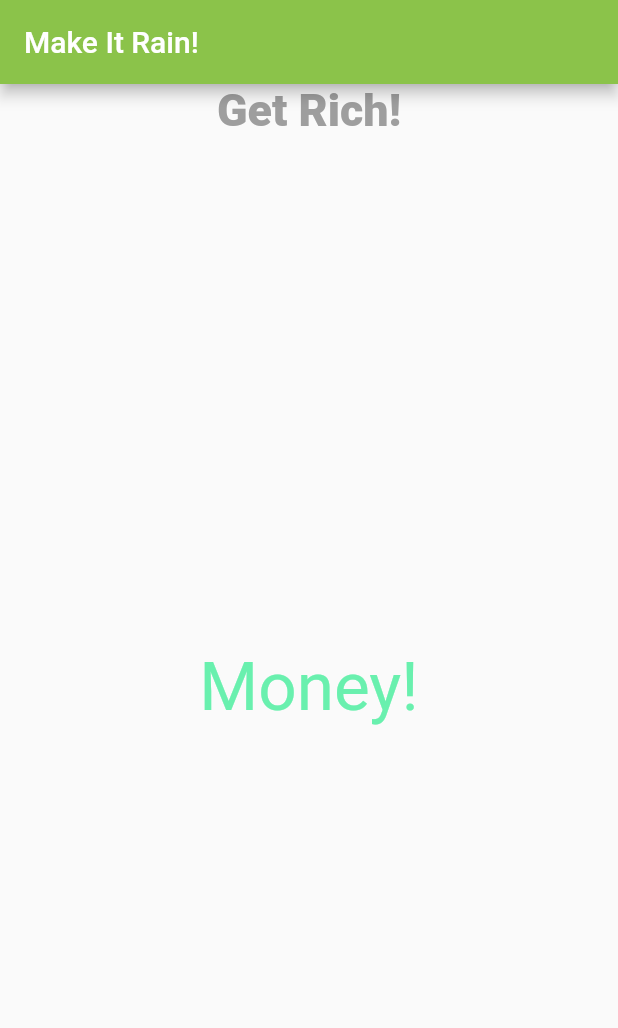
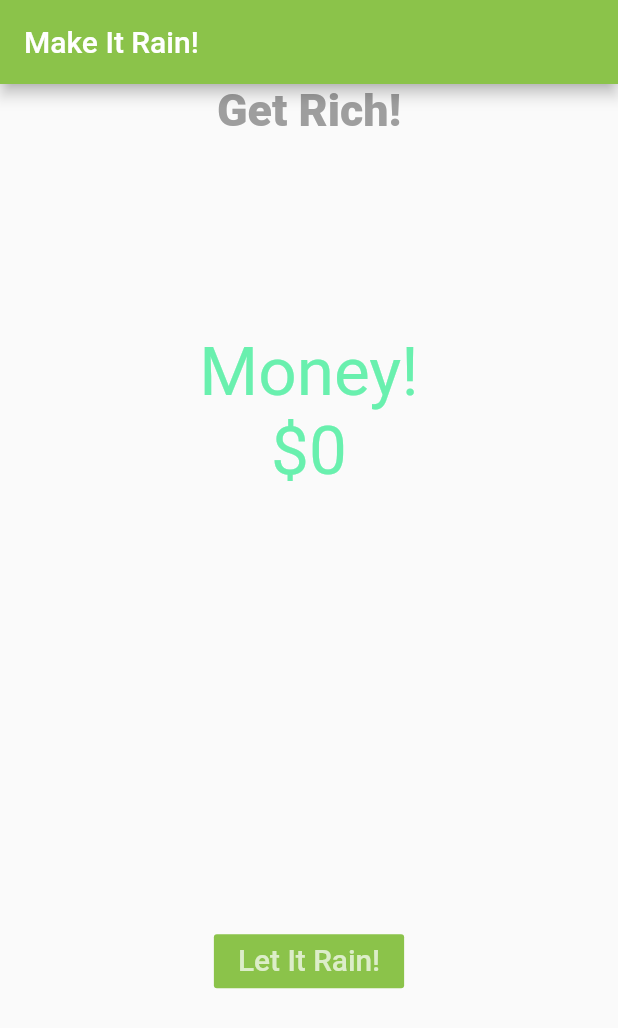
Before and after one commit to Ryanm14/flutter_make_it_rain, a Flutter app: the screen it shows after launch, on a phone screen of 412 x 824 dp. Shown: the top 1028 px of the screen. Run offline on Flutter 3.47's test engine with Material 2 defaults, Android fonts, the phone set to English and light mode, and no system bars.

Commit message:
finished simple app

```diff
--- a/lib/ui/home_page.dart
+++ b/lib/ui/home_page.dart
@@ -8,6 +8,15 @@ class HomePage extends StatefulWidget {
 }
 
 class HomePageState extends State<HomePage> {
+  int _moneyCounter = 0;
+
+  void _rainMoney() {
+    //call setState when you need to update UI
+    setState(() {
+      _moneyCounter += 100;
+    });
+  }
+
   @override
   Widget build(BuildContext context) {
     return new Scaffold(
@@ -29,13 +38,24 @@ class HomePageState extends State<HomePage> {
               ),
               new Expanded(
                   child: new Center(
-                      child: new Text("Money!",
+                      child: new Text("Money!\n\$$_moneyCounter",
+                          textAlign: TextAlign.center,
                           style: new TextStyle(
                               color: Colors.greenAccent,
                               fontSize: 45.0,
-                              fontWeight: FontWeight.w400))))
+                              fontWeight: FontWeight.w400)))),
+              new Expanded(child: new Center(
+                  child: new FlatButton(
+                      color: Colors.lightGreen,
+                      textColor: Colors.white70,
+                      onPressed: () => _rainMoney(),
+                      child: new Text("Let It Rain!",
+                          style: new TextStyle(
+                            fontSize: 19.9,
+                          ))))
+              )
             ],
-          ),
-        ));
+          ),)
+    );
   }
 }
```
